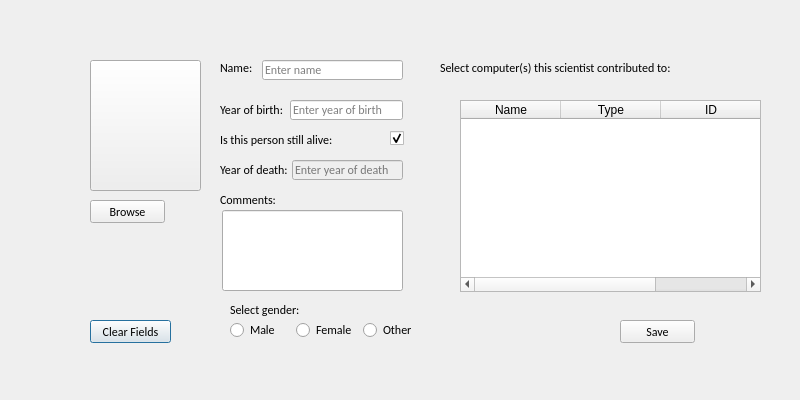
Above: Hopur21Verkefni/MyComputerScienceList/ui/addcomputerscientist.ui from Hopur21/Hopur21 before the change. Below: the same form after it.
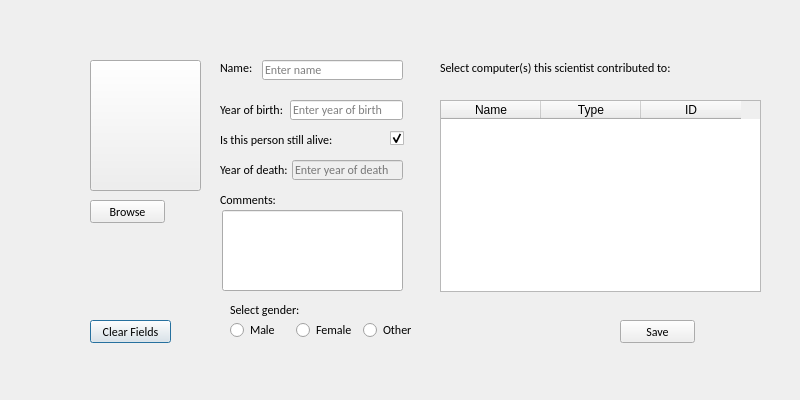
That is the form after the change. Icons and pictures are not drawn.

The edit to the form file:
```diff
--- a/Hopur21Verkefni/MyComputerScienceList/ui/addcomputerscientist.ui
+++ b/Hopur21Verkefni/MyComputerScienceList/ui/addcomputerscientist.ui
@@ -398,9 +398,9 @@
    <widget class="QTableWidget" name="tableWidget_Addscientist_selectComputerForScientist">
     <property name="geometry">
      <rect>
-      <x>460</x>
+      <x>440</x>
       <y>100</y>
-      <width>301</width>
+      <width>321</width>
       <height>192</height>
      </rect>
     </property>
@@ -410,6 +410,12 @@
     <property name="selectionBehavior">
      <enum>QAbstractItemView::SelectRows</enum>
     </property>
+    <attribute name="horizontalHeaderCascadingSectionResizes">
+     <bool>false</bool>
+    </attribute>
+    <attribute name="verticalHeaderVisible">
+     <bool>false</bool>
+    </attribute>
     <column>
      <property name="text">
       <string>Name</string>
```
